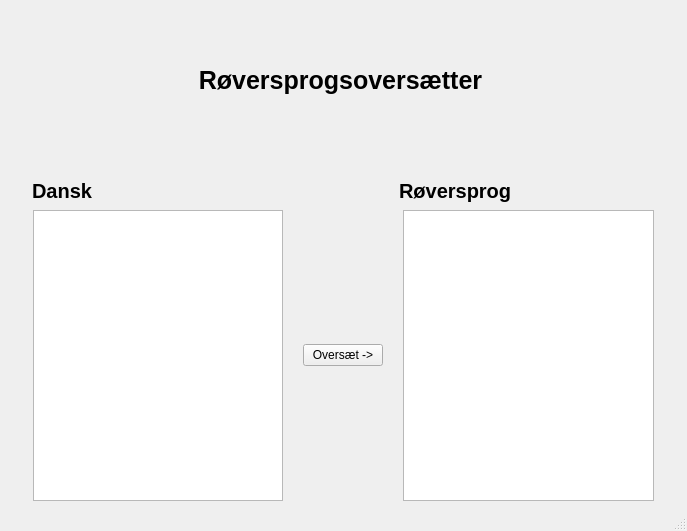
This is roeversprogsoversaetter.ui in Vibenshus-Gymnasium-Pro/pyside6-2-drillas as Qt 5 draws it before an edit. The edited form follows.
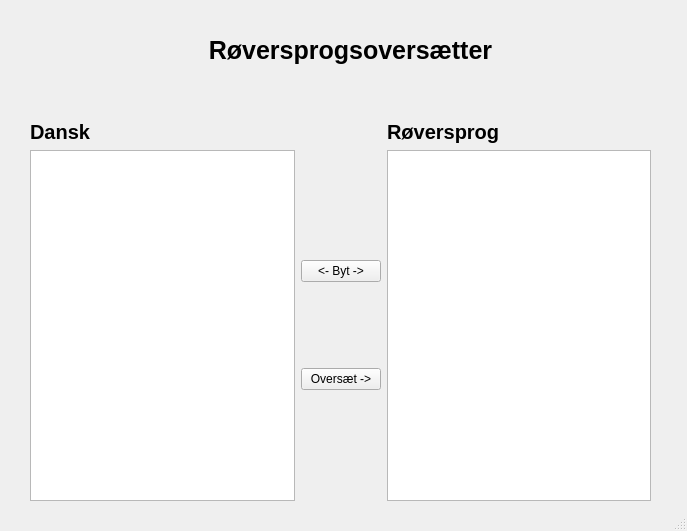
This is the edited form.

Patch:
```diff
--- a/roeversprogsoversaetter.ui
+++ b/roeversprogsoversaetter.ui
@@ -14,92 +14,11 @@
    <string>MainWindow</string>
   </property>
   <widget class="QWidget" name="centralwidget">
-   <widget class="QWidget" name="horizontalLayoutWidget">
-    <property name="geometry">
-     <rect>
-      <x>-10</x>
-      <y>210</y>
-      <width>701</width>
-      <height>291</height>
-     </rect>
-    </property>
-    <layout class="QHBoxLayout" name="horizontalLayout">
-     <property name="spacing">
-      <number>20</number>
-     </property>
-     <property name="leftMargin">
-      <number>43</number>
-     </property>
-     <property name="rightMargin">
-      <number>37</number>
-     </property>
-     <item>
-      <widget class="QPlainTextEdit" name="danskinput"/>
-     </item>
-     <item>
-      <widget class="QPushButton" name="oversaet_knap">
-       <property name="text">
-        <string>Oversæt -&gt;</string>
-       </property>
-      </widget>
-     </item>
-     <item>
-      <widget class="QPlainTextEdit" name="roever_output"/>
-     </item>
-    </layout>
-   </widget>
-   <widget class="QWidget" name="horizontalLayoutWidget_2">
-    <property name="geometry">
-     <rect>
-      <x>30</x>
-      <y>150</y>
-      <width>701</width>
-      <height>81</height>
-     </rect>
-    </property>
-    <layout class="QHBoxLayout" name="horizontalLayout_3">
-     <property name="spacing">
-      <number>35</number>
-     </property>
-     <property name="leftMargin">
-      <number>2</number>
-     </property>
-     <property name="rightMargin">
-      <number>0</number>
-     </property>
-     <item>
-      <widget class="QLabel" name="label_2">
-       <property name="font">
-        <font>
-         <pointsize>15</pointsize>
-         <bold>true</bold>
-        </font>
-       </property>
-       <property name="text">
-        <string>Dansk</string>
-       </property>
-      </widget>
-     </item>
-     <item>
-      <widget class="QLabel" name="label">
-       <property name="font">
-        <font>
-         <pointsize>15</pointsize>
-         <bold>true</bold>
-        </font>
-       </property>
-       <property name="text">
-        <string>Røversprog</string>
-       </property>
-      </widget>
-     </item>
-    </layout>
-   </widget>
    <widget class="QLabel" name="label_3">
     <property name="geometry">
      <rect>
-      <x>-10</x>
-      <y>40</y>
+      <x>0</x>
+      <y>10</y>
       <width>701</width>
       <height>81</height>
      </rect>
@@ -120,6 +39,77 @@
      <set>Qt::AlignmentFlag::AlignCenter</set>
     </property>
    </widget>
+   <widget class="QWidget" name="gridLayoutWidget">
+    <property name="geometry">
+     <rect>
+      <x>30</x>
+      <y>120</y>
+      <width>621</width>
+      <height>381</height>
+     </rect>
+    </property>
+    <layout class="QGridLayout" name="gridLayout">
+     <item row="2" column="0">
+      <widget class="QPlainTextEdit" name="danskinput"/>
+     </item>
+     <item row="0" column="0">
+      <widget class="QLabel" name="label_2">
+       <property name="font">
+        <font>
+         <pointsize>15</pointsize>
+         <bold>true</bold>
+        </font>
+       </property>
+       <property name="text">
+        <string>Dansk</string>
+       </property>
+      </widget>
+     </item>
+     <item row="2" column="2">
+      <widget class="QPlainTextEdit" name="roever_output"/>
+     </item>
+     <item row="2" column="1">
+      <layout class="QVBoxLayout" name="verticalLayout_2">
+       <property name="spacing">
+        <number>6</number>
+       </property>
+       <property name="topMargin">
+        <number>30</number>
+       </property>
+       <property name="bottomMargin">
+        <number>30</number>
+       </property>
+       <item>
+        <widget class="QPushButton" name="byt_knap">
+         <property name="text">
+          <string>&lt;- Byt -&gt;</string>
+         </property>
+        </widget>
+       </item>
+       <item>
+        <widget class="QPushButton" name="oversaet_knap">
+         <property name="text">
+          <string>Oversæt -&gt;</string>
+         </property>
+        </widget>
+       </item>
+      </layout>
+     </item>
+     <item row="0" column="2">
+      <widget class="QLabel" name="label">
+       <property name="font">
+        <font>
+         <pointsize>15</pointsize>
+         <bold>true</bold>
+        </font>
+       </property>
+       <property name="text">
+        <string>Røversprog</string>
+       </property>
+      </widget>
+     </item>
+    </layout>
+   </widget>
   </widget>
   <widget class="QStatusBar" name="statusbar"/>
  </widget>
```
